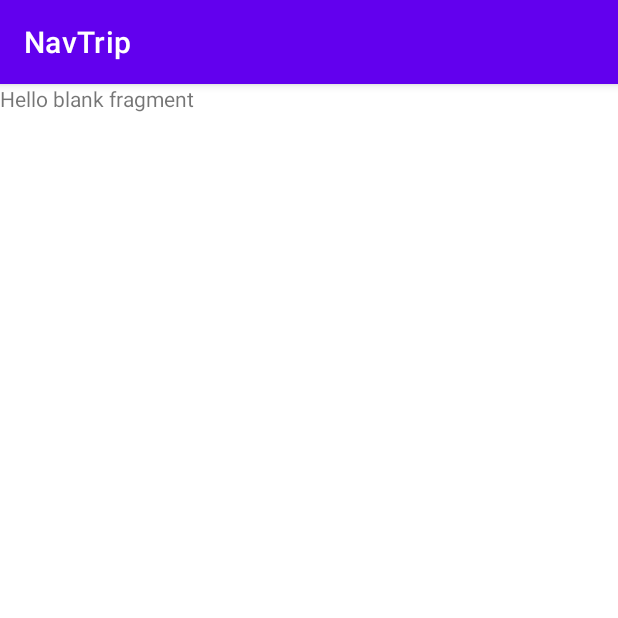
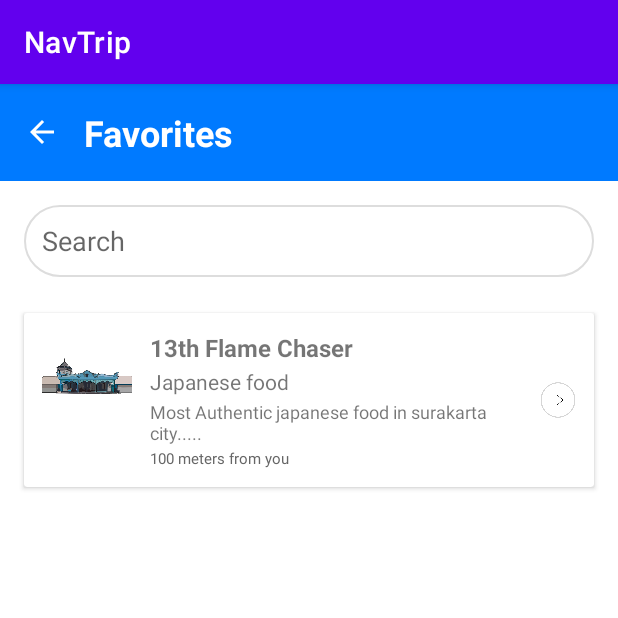
Before and after one commit to RizkyMlana/NavTrip, an Android app: the fragment FavoritesFragment shown on its own in the app's theme, on a phone screen of 412 x 824 dp, the top half of it. Run offline under Robolectric (Android 15) with nearby library versions, the phone set to English and light mode, and no system bars.

Commit message:
update the code

```diff
--- a/app/src/main/java/com/solapp/navtrip/ui/favorites/FavoritesFragment.kt
+++ b/app/src/main/java/com/solapp/navtrip/ui/favorites/FavoritesFragment.kt
@@ -1,60 +1,42 @@
 package com.solapp.navtrip.ui.favorites
 
 import android.os.Bundle
-import androidx.fragment.app.Fragment
 import android.view.LayoutInflater
 import android.view.View
 import android.view.ViewGroup
+import android.widget.ImageView
+import android.widget.EditText
+import androidx.fragment.app.Fragment
+import androidx.recyclerview.widget.LinearLayoutManager
+import androidx.recyclerview.widget.RecyclerView
 import com.solapp.navtrip.R
+import com.solapp.navtrip.ui.hotspots.Hotspot
+import com.solapp.navtrip.ui.hotspots.HotspotAdapter
 
-// TODO: Rename parameter arguments, choose names that match
-// the fragment initialization parameters, e.g. ARG_ITEM_NUMBER
-private const val ARG_PARAM1 = "param1"
-private const val ARG_PARAM2 = "param2"
-
-/**
- * A simple [Fragment] subclass.
- * Use the [FavoritesFragment.newInstance] factory method to
- * create an instance of this fragment.
- */
 class FavoritesFragment : Fragment() {
-    // TODO: Rename and change types of parameters
-    private var param1: String? = null
-    private var param2: String? = null
-
-    override fun onCreate(savedInstanceState: Bundle?) {
-        super.onCreate(savedInstanceState)
-        arguments?.let {
-            param1 = it.getString(ARG_PARAM1)
-            param2 = it.getString(ARG_PARAM2)
-        }
-    }
 
     override fun onCreateView(
         inflater: LayoutInflater, container: ViewGroup?,
         savedInstanceState: Bundle?
     ): View? {
-        // Inflate the layout for this fragment
-        return inflater.inflate(R.layout.fragment_favorites, container, false)
-    }
+        val view = inflater.inflate(R.layout.fragment_favorites, container, false)
 
-    companion object {
-        /**
-         * Use this factory method to create a new instance of
-         * this fragment using the provided parameters.
-         *
-         * @param param1 Parameter 1.
-         * @param param2 Parameter 2.
-         * @return A new instance of fragment FavoritesFragment.
-         */
-        // TODO: Rename and change types and number of parameters
-        @JvmStatic
-        fun newInstance(param1: String, param2: String) =
-            FavoritesFragment().apply {
-                arguments = Bundle().apply {
-                    putString(ARG_PARAM1, param1)
-                    putString(ARG_PARAM2, param2)
-                }
-            }
+        val btnBack: ImageView = view.findViewById(R.id.btnBack)
+        val rvFavorites: RecyclerView = view.findViewById(R.id.rvFavorites)
+        val etSearch: EditText = view.findViewById(R.id.etSearch)
+
+        val favoritesList = listOf(
+            Hotspot("13th Flame Chaser", "Japanese food", "Most Authentic japanese food in surakarta city.....", "100 meters from you", R.drawable.splash),
+            // tambahkan data lainnya jika mau
+        )
+
+        rvFavorites.layoutManager = LinearLayoutManager(requireContext())
+        rvFavorites.adapter = HotspotAdapter(favoritesList)
+
+        btnBack.setOnClickListener {
+            requireActivity().onBackPressed()
+        }
+
+        return view
     }
 }
--- /dev/null
+++ b/app/src/main/java/com/solapp/navtrip/ui/hotspots/HotspotAdapter.kt
@@ -0,0 +1,45 @@
+package com.solapp.navtrip.ui.hotspots
+
+import android.view.LayoutInflater
+import android.view.View
+import android.view.ViewGroup
+import android.widget.ImageView
+import android.widget.TextView
+import androidx.recyclerview.widget.RecyclerView
+import com.solapp.navtrip.R
+
+data class Hotspot(
+    val name: String,
+    val category: String,
+    val description: String,
+    val distance: String,
+    val imageRes: Int
+)
+
+class HotspotAdapter(private val list: List<Hotspot>) :
+    RecyclerView.Adapter<HotspotAdapter.HotspotViewHolder>() {
+
+    class HotspotViewHolder(itemView: View) : RecyclerView.ViewHolder(itemView) {
+        val imgPlace: ImageView = itemView.findViewById(R.id.imgPlace)
+        val tvTitle: TextView = itemView.findViewById(R.id.tvTitle)
+        val tvCategory: TextView = itemView.findViewById(R.id.tvCategory)
+        val tvDescription: TextView = itemView.findViewById(R.id.tvDescription)
+        val tvDistance: TextView = itemView.findViewById(R.id.tvDistance)
+    }
+
+    override fun onCreateViewHolder(parent: ViewGroup, viewType: Int): HotspotViewHolder {
+        val view = LayoutInflater.from(parent.context).inflate(R.layout.item_hotspot, parent, false)
+        return HotspotViewHolder(view)
+    }
+
+    override fun onBindViewHolder(holder: HotspotViewHolder, position: Int) {
+        val item = list[position]
+        holder.tvTitle.text = item.name
+        holder.tvCategory.text = item.category
+        holder.tvDescription.text = item.description
+        holder.tvDistance.text = item.distance
+        holder.imgPlace.setImageResource(item.imageRes)
+    }
+
+    override fun getItemCount(): Int = list.size
+}
--- /dev/null
+++ b/app/src/main/res/drawable/ic_arrow_back.xml
@@ -0,0 +1,9 @@
+<vector xmlns:android="http://schemas.android.com/apk/res/android"
+    android:width="24dp"
+    android:height="24dp"
+    android:viewportWidth="24"
+    android:viewportHeight="24">
+    <path
+        android:fillColor="#111111"
+        android:pathData="M20,11H7.83l5.59,-5.59L12,4l-8,8 8,8 1.41,-1.41L7.83,13H20v-2z"/>
+</vector>
--- /dev/null
+++ b/app/src/main/res/drawable/search_bar_bg.xml
@@ -0,0 +1,6 @@
+<shape xmlns:android="http://schemas.android.com/apk/res/android">
+    <solid android:color="#FFFFFF"/>
+    <corners android:radius="24dp"/>
+    <padding android:left="8dp" android:right="8dp"/>
+    <stroke android:width="1dp" android:color="#DDDDDD"/>
+</shape>
--- /dev/null
+++ b/app/src/main/res/drawable/search_input_bg.xml
@@ -0,0 +1,5 @@
+<shape xmlns:android="http://schemas.android.com/apk/res/android">
+    <solid android:color="#FFFFFF" />
+    <corners android:radius="24dp" />
+    <elevation android:shadowColor="#99000000" android:radius="4dp" />
+</shape>
--- a/app/src/main/res/layout/fragment_favorites.xml
+++ b/app/src/main/res/layout/fragment_favorites.xml
@@ -1,14 +1,56 @@
 <?xml version="1.0" encoding="utf-8"?>
-<FrameLayout xmlns:android="http://schemas.android.com/apk/res/android"
-    xmlns:tools="http://schemas.android.com/tools"
+<LinearLayout xmlns:android="http://schemas.android.com/apk/res/android"
+    xmlns:app="http://schemas.android.com/apk/res-auto"
+    android:orientation="vertical"
     android:layout_width="match_parent"
     android:layout_height="match_parent"
-    tools:context=".ui.favorites.FavoritesFragment">
+    android:background="@android:color/white">
 
-    <!-- TODO: Update blank fragment layout -->
-    <TextView
+    <!-- Back Arrow + Title -->
+    <LinearLayout
         android:layout_width="match_parent"
-        android:layout_height="match_parent"
-        android:text="@string/hello_blank_fragment" />
+        android:layout_height="wrap_content"
+        android:background="#007AFF"
+        android:padding="16dp"
+        android:orientation="horizontal"
+        android:gravity="center_vertical">
 
-</FrameLayout>
+        <ImageView
+            android:id="@+id/btnBack"
+            android:layout_width="24dp"
+            android:layout_height="24dp"
+            android:src="@drawable/ic_arrow_back"
+            app:tint="@android:color/white" />
+
+        <TextView
+            android:id="@+id/tvTitle"
+            android:layout_width="wrap_content"
+            android:layout_height="wrap_content"
+            android:text="Favorites"
+            android:textSize="24sp"
+            android:textColor="@android:color/white"
+            android:textStyle="bold"
+            android:layout_marginStart="16dp"/>
+    </LinearLayout>
+
+    <!-- Search Bar -->
+    <EditText
+        android:id="@+id/etSearch"
+        android:layout_width="match_parent"
+        android:layout_height="48dp"
+        android:hint="Search"
+        android:background="@drawable/search_bar_bg"
+        android:padding="12dp"
+        android:layout_margin="16dp" />
+
+    <!-- RecyclerView -->
+    <androidx.recyclerview.widget.RecyclerView
+        android:id="@+id/rvFavorites"
+        android:layout_width="match_parent"
+        android:layout_height="0dp"
+        android:layout_weight="1"
+        android:paddingHorizontal="8dp"
+        android:clipToPadding="false"
+        android:scrollbars="vertical" />
+
+</LinearLayout>
--- /dev/null
+++ b/app/src/main/res/layout/item_hotspot.xml
@@ -0,0 +1,71 @@
+<androidx.cardview.widget.CardView xmlns:android="http://schemas.android.com/apk/res/android"
+    android:layout_width="match_parent"
+    android:layout_height="wrap_content"
+    android:layout_marginVertical="8dp"
+    android:layout_marginHorizontal="8dp"
+    android:radius="12dp"
+    android:elevation="4dp">
+
+    <LinearLayout
+        android:layout_width="match_parent"
+        android:layout_height="wrap_content"
+        android:padding="12dp"
+        android:orientation="horizontal">
+
+        <ImageView
+            android:id="@+id/imgPlace"
+            android:layout_width="60dp"
+            android:layout_height="60dp"
+            android:scaleType="centerCrop"
+            android:src="@drawable/splash"
+            android:layout_marginEnd="12dp"/>
+
+
+        <LinearLayout
+            android:layout_width="0dp"
+            android:layout_weight="1"
+            android:orientation="vertical"
+            android:layout_height="wrap_content">
+
+            <TextView
+                android:id="@+id/tvTitle"
+                android:text="13th Flame Chaser"
+                android:textStyle="bold"
+                android:textSize="16sp"
+                android:layout_marginBottom="2dp"
+                android:layout_height="wrap_content"
+                android:layout_width="wrap_content"
+                />
+
+            <TextView
+                android:id="@+id/tvCategory"
+                android:text="Japanese food"
+                android:textSize="14sp"
+                android:layout_marginBottom="2dp"
+                android:layout_height="wrap_content"
+                android:layout_width="wrap_content"/>
+
+            <TextView
+                android:id="@+id/tvDescription"
+                android:text="Most authentic japanese food in Surakarta..."
+                android:textSize="12sp"
+                android:layout_marginBottom="2dp"
+                android:layout_height="wrap_content"
+                android:layout_width="wrap_content"/>
+
+            <TextView
+                android:id="@+id/tvDistance"
+                android:text="100 meters from you"
+                android:textSize="10sp"
+                android:textColor="#666"
+                android:layout_height="wrap_content"
+                android:layout_width="wrap_content"/>
+        </LinearLayout>
+
+        <ImageView
+            android:layout_width="24dp"
+            android:layout_height="24dp"
+            android:src="@drawable/ic_arrow"
+            android:layout_gravity="center_vertical"/>
+    </LinearLayout>
+</androidx.cardview.widget.CardView>
```
Also changed, not shown: app/src/main/java/com/solapp/navtrip/data/pref/HotspotItem.kt (added, +8 -0 lines), app/src/main/java/com/solapp/navtrip/ui/categories/CategoriesFragment.kt (+49 -40 lines), app/src/main/java/com/solapp/navtrip/ui/hotspots/HotspotsFragment.kt (+20 -7 lines), app/src/main/res/layout/fragment_categories.xml (+44 -7 lines), app/src/main/res/layout/fragment_hotspots.xml (+33 -14 lines).
